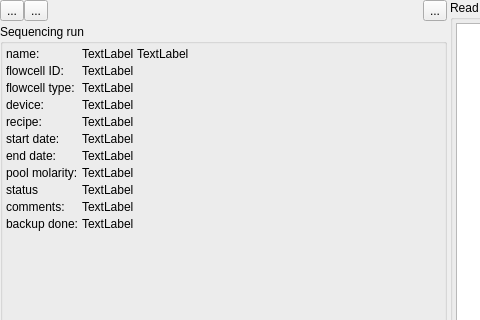
First picture: the form in src/GSvar/SequencingRunWidget.ui, repository imgag/ngs-bits, before the edit; both pictures show x 0 to 480 and y 0 to 320 of the 1000 by 690 pixel window.
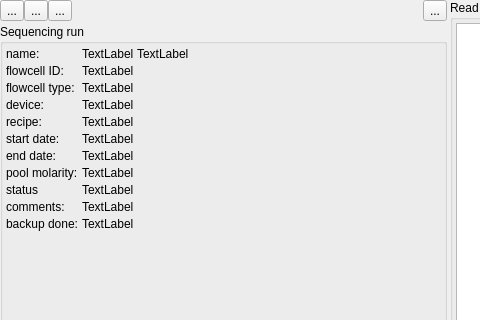
Second picture: the form after the edit. Icons and pictures are not drawn. Custom widgets are drawn as their Qt base class.

The edit to the form file:
```diff
--- a/src/GSvar/SequencingRunWidget.ui
+++ b/src/GSvar/SequencingRunWidget.ui
@@ -78,6 +78,20 @@
            </property>
           </widget>
          </item>
+         <item>
+          <widget class="QToolButton" name="mid_check_btn">
+           <property name="toolTip">
+            <string>Check for MID clashes.</string>
+           </property>
+           <property name="text">
+            <string>...</string>
+           </property>
+           <property name="icon">
+            <iconset resource="GSvar.qrc">
+             <normaloff>:/Icons/Warning.png</normaloff>:/Icons/Warning.png</iconset>
+           </property>
+          </widget>
+         </item>
          <item>
           <spacer name="horizontalSpacer_2">
            <property name="orientation">
```
Left out of the diff: 2 changed lines with no effect on the pictures.
